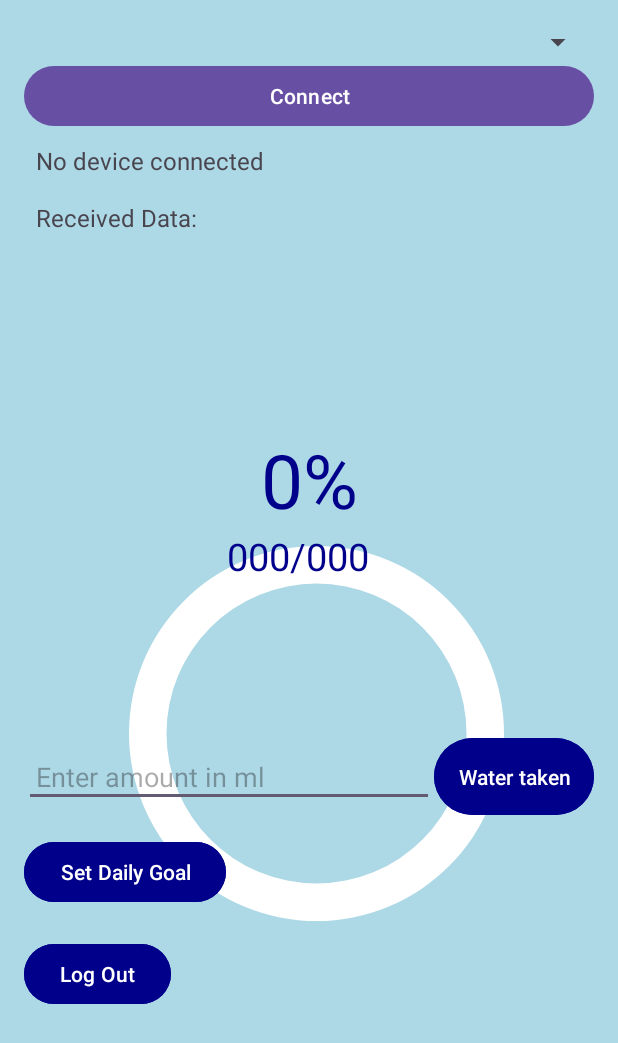
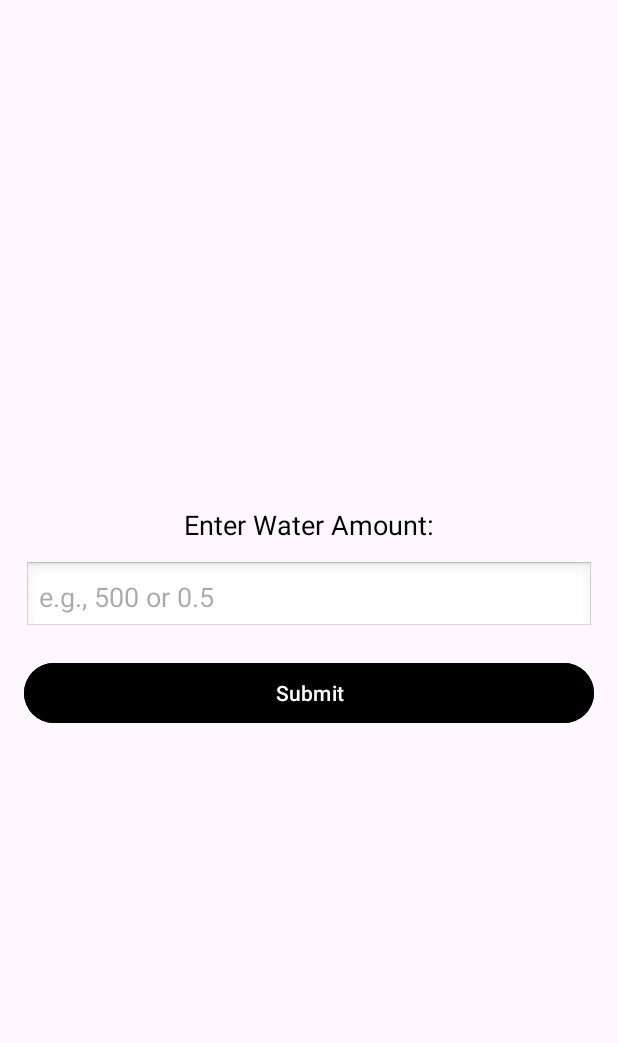
Before and after one commit to DeniseIra02/iDrated, an Android app: the GoalActivity screen opened directly, with no data from a screen before it, after a tap on "Set Daily Goal", on a phone screen of 412 x 824 dp. Shown: the top 1043 px of the screen. Run offline under Robolectric (Android 15) with nearby library versions, the phone set to English and light mode, and no system bars; our stand-ins replace Firebase (no records; nobody signed in at launch, a user with empty details on screens opened directly).

Commit message:
Realtime Second Editing
Adding WaterInputActivity.kt, and Displaying the water input in goalDisplay

```diff
--- a/app/src/main/java/com/example/idrated/GoalActivity.kt
+++ b/app/src/main/java/com/example/idrated/GoalActivity.kt
@@ -16,6 +16,7 @@ import androidx.appcompat.app.AppCompatActivity
 import androidx.core.app.ActivityCompat
 import androidx.core.content.ContextCompat
 import com.example.idrated.databinding.ActivityGoalBinding
+import com.example.idrated.WaterInputActivity
 import com.google.firebase.auth.FirebaseAuth
 import com.google.firebase.firestore.FirebaseFirestore
 import java.io.InputStream
@@ -38,16 +39,22 @@ class GoalActivity : AppCompatActivity() {
     // Binding
     private lateinit var binding: ActivityGoalBinding
 
+    // GoalActivity.kt
     override fun onCreate(savedInstanceState: Bundle?) {
         super.onCreate(savedInstanceState)
         binding = ActivityGoalBinding.inflate(layoutInflater)
         setContentView(binding.root)
 
-        // Initialize Firebase
+        // Get the water amount from the Intent that was passed from WaterInputActivity
+        val waterAmount = intent.getDoubleExtra("waterAmount", 0.0)
+
+        // Display the water amount in the goalDisplay TextView
+        binding.goalDisplay.text = "${waterAmount.toInt()} ml"
+
+        // Initialize Firebase and other setups
         auth = FirebaseAuth.getInstance()
         db = FirebaseFirestore.getInstance()
 
-        // Permissions & Bluetooth Setup
         checkBluetoothState()
         setupUIListeners()
     }
@@ -105,7 +112,7 @@ class GoalActivity : AppCompatActivity() {
 
     private fun setupUIListeners() {
         binding.btnSetDailyGoal.setOnClickListener {
-            startActivity(Intent(this, GenderInputFragment::class.java))
+            startActivity(Intent(this, WaterInputActivity::class.java))
         }
 
         binding.addWaterButton.setOnClickListener {
--- /dev/null
+++ b/app/src/main/java/com/example/idrated/WaterInputActivity.kt
@@ -0,0 +1,41 @@
+package com.example.idrated
+
+import android.content.Intent
+import android.os.Bundle
+import android.widget.Button
+import android.widget.EditText
+import android.widget.Toast
+import androidx.appcompat.app.AppCompatActivity
+import com.example.idrated.R
+
+class WaterInputActivity : AppCompatActivity() {
+
+    override fun onCreate(savedInstanceState: Bundle?) {
+        super.onCreate(savedInstanceState)
+        setContentView(R.layout.activity_water_input)
+
+        // Find views by ID
+        val etWaterAmount = findViewById<EditText>(R.id.et_water_amount)
+        val btnSubmit = findViewById<Button>(R.id.btn_submit)
+
+        // Set up button click listener
+        btnSubmit.setOnClickListener {
+            val inputText = etWaterAmount.text.toString().trim()
+
+            if (inputText.isNotEmpty()) {
+                val waterAmount = inputText.toDoubleOrNull()
+
+                if (waterAmount != null) {
+                    // Pass water amount to GoalActivity
+                    val intent = Intent(this, GoalActivity::class.java)
+                    intent.putExtra("waterAmount", waterAmount)  // Pass the value to GoalActivity
+                    startActivity(intent)
+                } else {
+                    Toast.makeText(this, "Invalid input. Please enter a valid number.", Toast.LENGTH_SHORT).show()
+                }
+            } else {
+                Toast.makeText(this, "Please enter a water amount.", Toast.LENGTH_SHORT).show()
+            }
+        }
+    }
+}
--- a/app/src/main/res/layout/activity_goal.xml
+++ b/app/src/main/res/layout/activity_goal.xml
@@ -64,7 +64,6 @@
     </LinearLayout>
 
     <LinearLayout
-        xmlns:android="http://schemas.android.com/apk/res/android"
         android:layout_width="match_parent"
         android:layout_height="match_parent"
         android:orientation="vertical"
@@ -88,11 +87,11 @@
             <TextView
                 android:id="@+id/updatedWaterIntake"
                 android:layout_width="wrap_content"
-                android:layout_height="wrap_content"
+                android:layout_height="match_parent"
+                android:layout_marginLeft="135dp"
                 android:text="000"
-                android:layout_marginLeft="135dp"
-                android:textSize="25sp"
-                android:textColor="#00008B" />
+                android:textColor="#00008B"
+                android:textSize="25sp" />
 
             <TextView
                 android:id="@+id/tv_slash"
@@ -107,8 +106,8 @@
                 android:layout_width="wrap_content"
                 android:layout_height="wrap_content"
                 android:text="000"
-                android:textSize="25sp"
-                android:textColor="#00008B"/>
+                android:textColor="#00008B"
+                android:textSize="25sp" />
 
             <TextView
                 android:id="@+id/tv_ml"
--- /dev/null
+++ b/app/src/main/res/layout/activity_water_input.xml
@@ -0,0 +1,38 @@
+<?xml version="1.0" encoding="utf-8"?>
+<LinearLayout
+    xmlns:android="http://schemas.android.com/apk/res/android"
+    android:layout_width="match_parent"
+    android:layout_height="match_parent"
+    android:orientation="vertical"
+    android:padding="16dp"
+    android:gravity="center">
+
+
+    <TextView
+        android:id="@+id/tv_instruction"
+        android:layout_width="wrap_content"
+        android:layout_height="wrap_content"
+        android:text="Enter Water Amount:"
+        android:textSize="18sp"
+        android:textColor="#000"
+        android:layout_marginBottom="12dp" />
+
+    <EditText
+        android:id="@+id/et_water_amount"
+        android:layout_width="match_parent"
+        android:layout_height="wrap_content"
+        android:hint="e.g., 500 or 0.5"
+        android:inputType="numberDecimal"
+        android:padding="10dp"
+        android:background="@android:drawable/edit_text" />
+
+    <Button
+        android:id="@+id/btn_submit"
+        android:layout_width="match_parent"
+        android:layout_height="wrap_content"
+        android:text="Submit"
+        android:backgroundTint="@color/black"
+        android:textColor="#fff"
+        android:layout_marginTop="16dp" />
+
+</LinearLayout>
```
Also changed, not shown: app/src/main/AndroidManifest.xml (+23 -30 lines).
